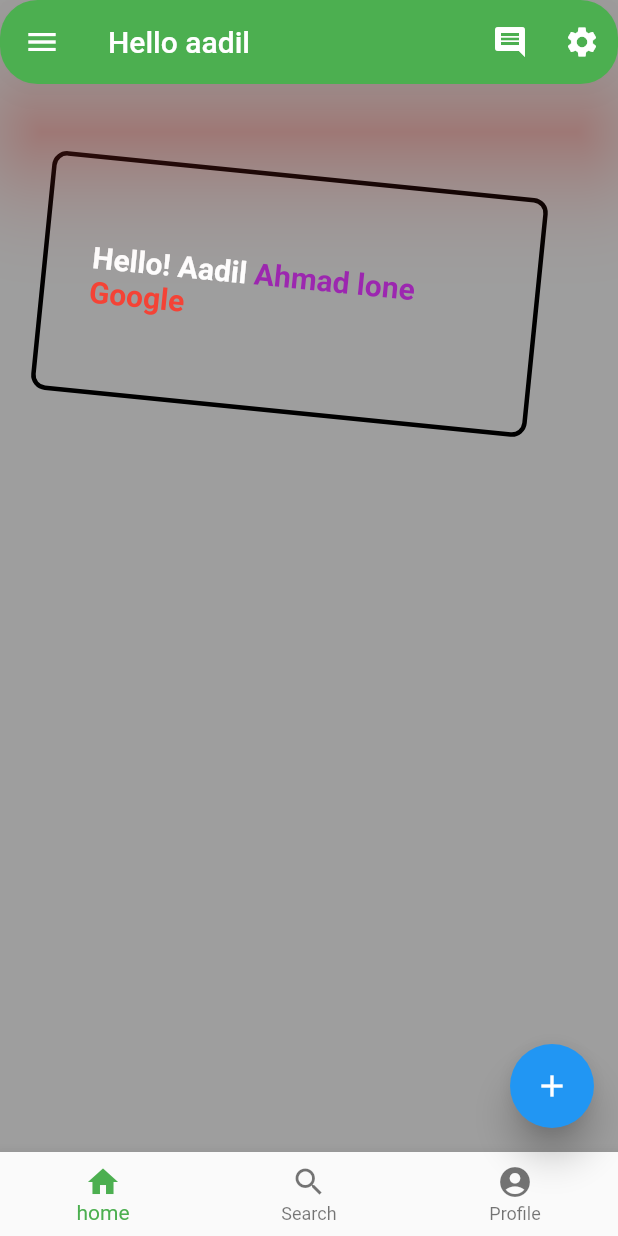
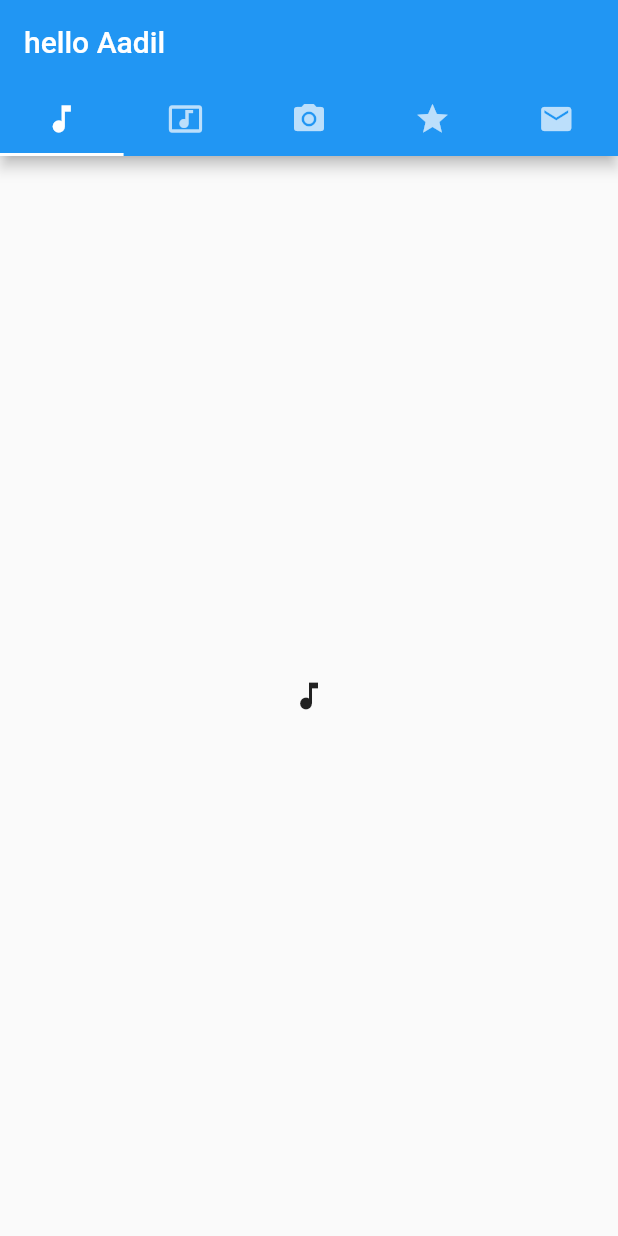
Before and after one commit to loneaaaadil/FlutterBasicsUI, a Flutter app: the screen it shows after launch, on a phone screen of 412 x 824 dp. Run offline on Flutter 3.47's test engine with Material 2 defaults, Android fonts, the phone set to English and light mode, and no system bars.

Commit message:
Second day

```diff
--- a/lib/main.dart
+++ b/lib/main.dart
@@ -1,8 +1,10 @@
+// ignore_for_file: prefer_const_constructors, prefer_const_literals_to_create_immutables
 
 import 'dart:ui';
 import 'package:flutter/material.dart';
+
 void main() {
-  runApp(GeekForGeeks());
+  runApp(TabBarDemo());
 }
 
 class GeekForGeeks extends StatelessWidget {
@@ -79,8 +81,7 @@ class GeekForGeeks extends StatelessWidget {
             child: RichText(
               text: const TextSpan(
                 text: "Hello! Aadil",
-                style: TextStyle(
-                  fontSize: 20, fontWeight: FontWeight.bold),
+                style: TextStyle(fontSize: 20, fontWeight: FontWeight.bold),
                 children: [
                   TextSpan(
                     text: " Ahmad lone",
@@ -211,3 +212,40 @@ class _MyStatefulWidgetState extends State<MyStatefulWidget> {
     );
   }
 }
+// Demo Tabs
+
+class TabBarDemo extends StatelessWidget {
+  @override
+  Widget build(BuildContext context) {
+    return MaterialApp(
+      debugShowCheckedModeBanner: false,
+      home: DefaultTabController(
+        length: 5,
+        child: Scaffold(
+          appBar: AppBar(
+            title: Text("hello Aadil"),
+            backgroundColor: Colors.green[30],
+            bottom: TabBar(
+              tabs: [
+                Tab(icon: Icon(Icons.music_note)),
+                Tab(icon: Icon(Icons.music_video)),
+                Tab(icon: Icon(Icons.camera_alt)),
+                Tab(icon: Icon(Icons.grade)),
+                Tab(icon: Icon(Icons.email)),
+              ],
+            ),
+          ),
+          body: TabBarView(
+            children: [
+              Icon(Icons.music_note),
+              Icon(Icons.music_video),
+              Icon(Icons.camera_alt),
+              Icon(Icons.grade),
+              Icon(Icons.email),
+            ],
+          ),
+        ),
+      ),
+    );
+  }
+}
```
Also changed, not shown: 1 other file.
